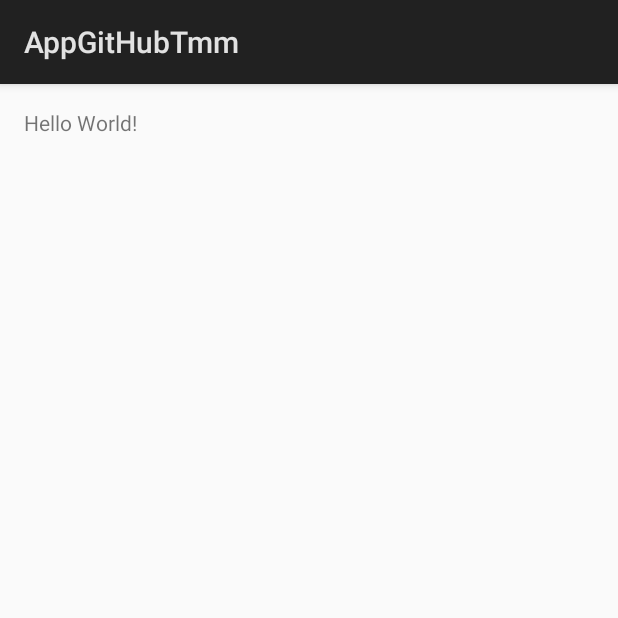
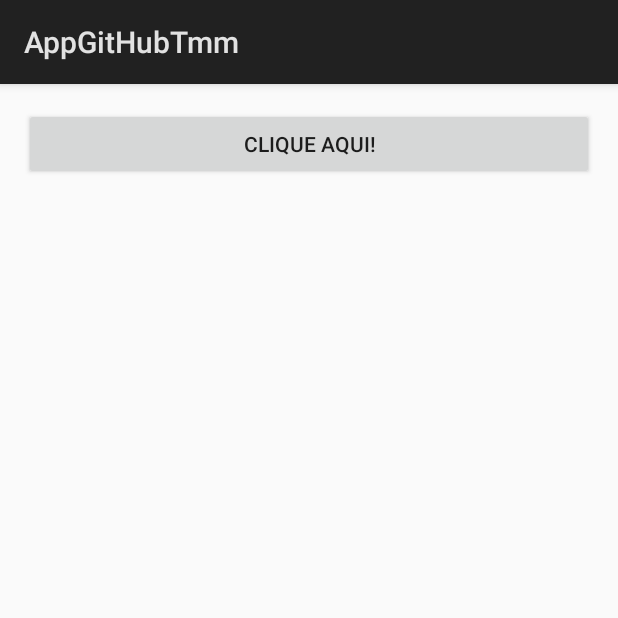
Before and after one commit to brunohcm/AppGitHubTmm, an Android app: the screen it shows after launch (MainActivity), on a phone screen of 412 x 824 dp, the top half of it. Run offline under Robolectric (Android 15) with nearby library versions, the phone set to English and light mode, and no system bars.

Commit message:
segundo commit

```diff
--- a/app/src/main/res/layout/activity_main.xml
+++ b/app/src/main/res/layout/activity_main.xml
@@ -10,8 +10,8 @@
     android:paddingTop="@dimen/activity_vertical_margin"
     tools:context="com.example.labdesenvolvimento.appgithubtmm.MainActivity">
 
-    <TextView
-        android:layout_width="wrap_content"
+    <Button
+        android:layout_width="match_parent"
         android:layout_height="wrap_content"
-        android:text="Hello World!" />
+        android:text="Clique Aqui!" />
 </RelativeLayout>
```
